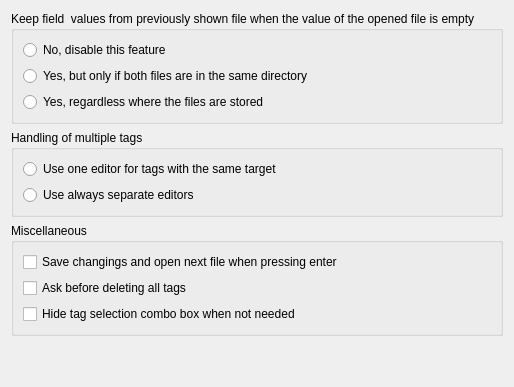
Old version of the form gui/editorgeneraloptionpage.ui in the repository Martchus/tageditor.
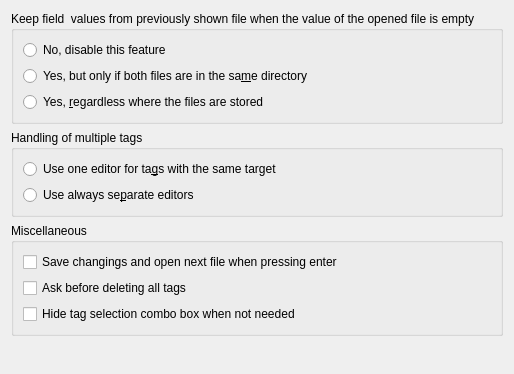
New version of the form.

Diff of the .ui file:
```diff
--- a/gui/editorgeneraloptionpage.ui
+++ b/gui/editorgeneraloptionpage.ui
@@ -2,6 +2,14 @@
 <ui version="4.0">
  <class>QtGui::EditorGeneralOptionPage</class>
  <widget class="QWidget" name="QtGui::EditorGeneralOptionPage">
+  <property name="geometry">
+   <rect>
+    <x>0</x>
+    <y>0</y>
+    <width>468</width>
+    <height>374</height>
+   </rect>
+  </property>
   <property name="windowTitle">
    <string>General options page</string>
   </property>
@@ -28,7 +36,7 @@
       <item>
        <widget class="QRadioButton" name="enableWithinDirRadioButton">
         <property name="text">
-         <string>Yes, but only if both files are in the same directory</string>
+         <string>Yes, but only if both files are in the sa&amp;me directory</string>
         </property>
         <attribute name="buttonGroup">
          <string notr="true">usageButtonGroup</string>
@@ -38,7 +46,7 @@
       <item>
        <widget class="QRadioButton" name="enableForAllRadioButton">
         <property name="text">
-         <string>Yes, regardless where the files are stored</string>
+         <string>Yes, &amp;regardless where the files are stored</string>
         </property>
         <attribute name="buttonGroup">
          <string notr="true">usageButtonGroup</string>
@@ -57,14 +65,14 @@
       <item>
        <widget class="QRadioButton" name="multipleTagsOneEditorRadioButton">
         <property name="text">
-         <string>Use one editor for tags with the same target</string>
+         <string>Use one editor for ta&amp;gs with the same target</string>
         </property>
        </widget>
       </item>
       <item>
        <widget class="QRadioButton" name="multipleTagsSeparateEditorsRadioButton">
         <property name="text">
-         <string>Use always separate editors</string>
+         <string>Use always se&amp;parate editors</string>
         </property>
        </widget>
       </item>
```
Left out of the diff: 2 changed lines with no effect on the pictures.
